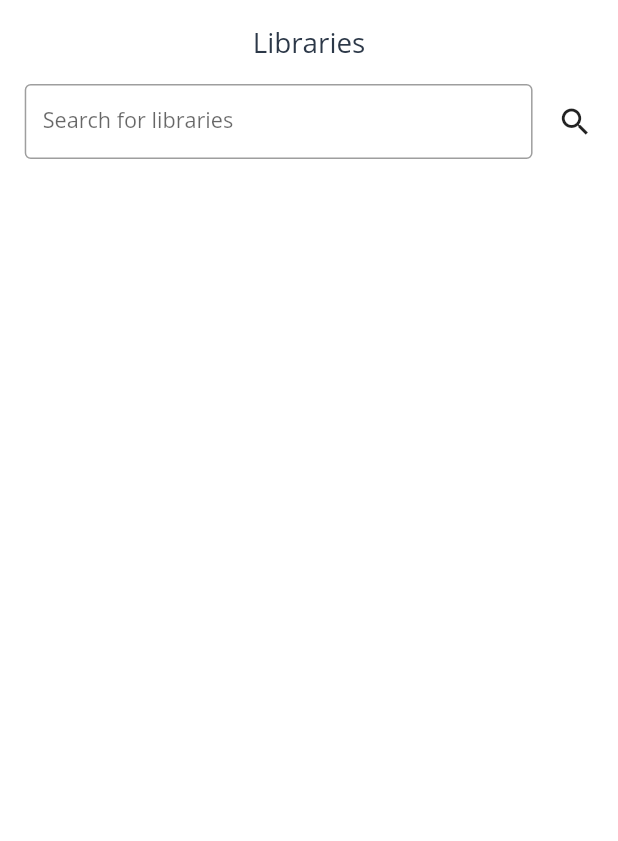
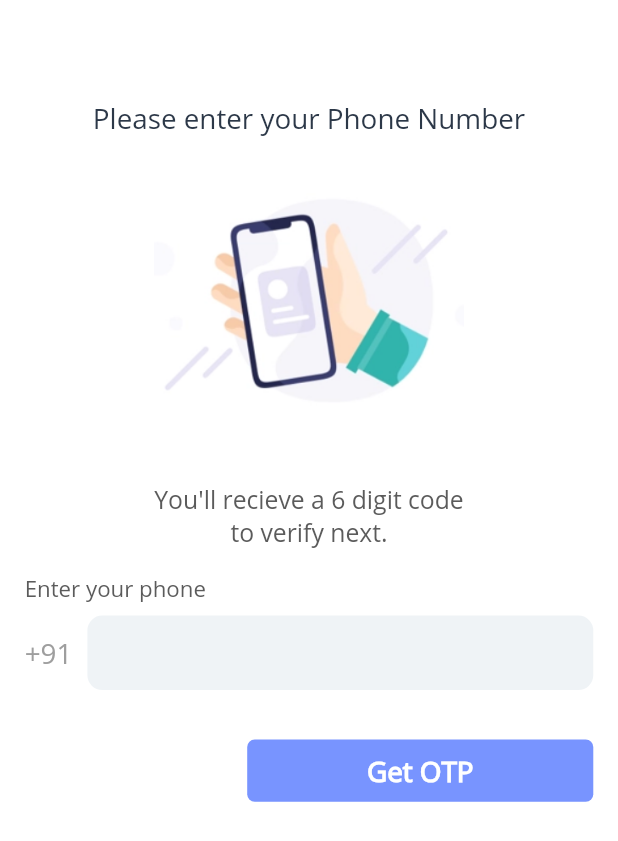
Before and after one commit to harshtaliwal30/e-lib, a Flutter app: the screen it shows after launch, on a phone screen of 412 x 824 dp. Shown: the top 841 px of the screen. Run offline on Flutter 3.47's test engine with Material 2 defaults, Android fonts, the phone set to English and light mode, and no system bars; our stand-ins replace cached_network_image, cloud_firestore, firebase_core, get; accounts and stored records are empty.

Commit message:
Add login UI

```diff
--- a/lib/Utils/app_routes.dart
+++ b/lib/Utils/app_routes.dart
@@ -1,10 +1,12 @@
 import 'package:e_lib/screens/home_screen.dart';
+import 'package:e_lib/screens/login_screen.dart';
 import 'package:flutter/material.dart';
 import 'package:get/get.dart';
 
 class AppRoutes {
   static const String splashScreenRoute = "/splashScreen";
   static const String homeScreenRoute = "/homeScreen";
+  static const String loginScreenRoute = "/loginScreen";
 
   static routes() {
     GetPage<dynamic> _page(String route, var page) {
@@ -13,6 +15,7 @@ class AppRoutes {
 
     return [
       _page(homeScreenRoute, () => HomeScreen()),
+      _page(loginScreenRoute, () => LoginScreen()),
       // GetPage(name: loginRoute, page: () => LoginScreen()),
       // GetPage(
       //     name: homeitemviewRoute,
@@ -24,8 +27,7 @@ class AppRoutes {
     Get.toNamed(routeName);
   }
 
-  static void moveToScreenWithArguments(String routeName,
-      {@required var arguments}) {
+  static void moveToScreenWithArguments(String routeName, {@required var arguments}) {
     Get.toNamed(routeName, arguments: arguments);
   }
 
@@ -37,8 +39,7 @@ class AppRoutes {
     Get.offAllNamed(routeName);
   }
 
-  static void moveOffAllScreenWithArguments(String routeName,
-      {@required var arguments}) {
+  static void moveOffAllScreenWithArguments(String routeName, {@required var arguments}) {
     Get.offAll(routeName, arguments: arguments);
   }
 }
--- a/lib/main.dart
+++ b/lib/main.dart
@@ -31,7 +31,7 @@ class MyApp extends StatelessWidget {
         fontFamily: "OpenSans",
       ),
       getPages: AppRoutes.routes(),
-      initialRoute: AppRoutes.homeScreenRoute,
+      initialRoute: AppRoutes.loginScreenRoute,
     );
   }
 }
--- a/lib/screens/home_screen.dart
+++ b/lib/screens/home_screen.dart
@@ -18,7 +18,6 @@ class _HomeScreenState extends State<HomeScreen> {
 
   @override
   Widget build(BuildContext context) {
-    AppUIConst.initOnStartUp(context);
     return Scaffold(
       backgroundColor: Utils.white,
       appBar: AppBar(
@@ -103,7 +102,7 @@ class _HomeScreenState extends State<HomeScreen> {
         Navigator.push(
           context,
           MaterialPageRoute(
-            builder: (context) => LibraryPageScreen(
+            builder: (context) => LibraryScreen(
               libraryModel: _homePageController.librariesDataList[index],
             ),
           ),
--- a/lib/screens/library_screen.dart
+++ b/lib/screens/library_screen.dart
@@ -4,8 +4,8 @@ import 'package:e_lib/Utils/app_ui_constants.dart';
 import 'package:e_lib/models/library_model.dart';
 import 'package:flutter/material.dart';
 
-class LibraryPageScreen extends StatefulWidget {
-  const LibraryPageScreen({
+class LibraryScreen extends StatefulWidget {
+  const LibraryScreen({
     Key? key,
     required this.libraryModel,
   }) : super(key: key);
@@ -13,10 +13,10 @@ class LibraryPageScreen extends StatefulWidget {
   final LibraryModel libraryModel;
 
   @override
-  _LibraryPageScreenState createState() => _LibraryPageScreenState();
+  _LibraryScreenState createState() => _LibraryScreenState();
 }
 
-class _LibraryPageScreenState extends State<LibraryPageScreen> {
+class _LibraryScreenState extends State<LibraryScreen> {
   @override
   Widget build(BuildContext context) {
     return Scaffold(
@@ -62,8 +62,7 @@ class _LibraryPageScreenState extends State<LibraryPageScreen> {
                         child: CachedNetworkImage(
                           fit: BoxFit.fill,
                           imageUrl: widget.libraryModel.libraryImage!,
-                          errorWidget: (context, url, error) =>
-                              Icon(Icons.error),
+                          errorWidget: (context, url, error) => Icon(Icons.error),
                         ),
                       ),
                     ),
--- /dev/null
+++ b/lib/screens/login_screen.dart
@@ -0,0 +1,157 @@
+import 'package:e_lib/Utils/app_ui_constants.dart';
+import 'package:e_lib/Utils/utils.dart';
+import 'package:flutter/material.dart';
+import 'package:get/get.dart';
+
+class LoginScreen extends StatelessWidget {
+  // final LoginController _loginController = Get.put(LoginController());
+  @override
+  Widget build(BuildContext context) {
+    AppUIConst.initOnStartUp(context);
+    return SafeArea(
+      child: Scaffold(
+        backgroundColor: Utils.white,
+        body: GestureDetector(
+          onTap: () {
+            FocusScope.of(context).unfocus();
+            new TextEditingController().clear();
+          },
+          child: SingleChildScrollView(
+            physics: ClampingScrollPhysics(),
+            child: Column(
+              // crossAxisAlignment: CrossAxisAlignment.start,
+              children: [
+                Utils().getWithPadding(
+                  Utils().getText(
+                    "Please enter your Phone Number",
+                    fontSize: AppUIConst.baseFontSize * 4.5,
+                  ),
+                  left: AppUIConst.safeBlockHorizontal * 4,
+                  right: AppUIConst.safeBlockHorizontal * 4,
+                  top: AppUIConst.safeBlockVertical * 8,
+                ),
+                Container(
+                  margin: EdgeInsets.symmetric(
+                    vertical: AppUIConst.safeBlockVertical * 4,
+                  ),
+                  child: Image.asset(
+                    "assets/images/phoneNumber.png",
+                    fit: BoxFit.fill,
+                    height: AppUIConst.screenHeight / 5,
+                  ),
+                ),
+                Utils().getWithPadding(
+                  Utils().getText(
+                    "You'll recieve a 6 digit code\nto verify next.",
+                    color: Utils.darkGrey,
+                    textAlign: TextAlign.center,
+                    fontSize: AppUIConst.baseFontSize * 4,
+                  ),
+                  left: AppUIConst.safeBlockHorizontal * 4,
+                  right: AppUIConst.safeBlockHorizontal * 4,
+                ),
+                Row(
+                  children: [
+                    Utils().getWithPadding(
+                      Utils().getText(
+                        "Enter your phone",
+                        color: Utils.darkGrey,
+                        fontSize: AppUIConst.baseFontSize * 3.6,
+                      ),
+                      left: AppUIConst.safeBlockHorizontal * 4,
+                      right: AppUIConst.safeBlockHorizontal * 4,
+                      top: AppUIConst.safeBlockVertical * 2,
+                      bottom: AppUIConst.safeBlockVertical * 1,
+                    ),
+                  ],
+                ),
+                Utils().getWithPadding(
+                  phoneField(),
+                  left: AppUIConst.safeBlockHorizontal * 4,
+                  right: AppUIConst.safeBlockHorizontal * 4,
+                ),
+                Utils().getWithPadding(
+                  getButton(),
+                  top: AppUIConst.safeBlockVertical * 4,
+                  left: AppUIConst.screenWidth / 2.5,
+                  right: AppUIConst.safeBlockHorizontal * 4,
+                ),
+              ],
+            ),
+          ),
+        ),
+      ),
+    );
+  }
+
+  Widget phoneField() {
+    return Row(
+      crossAxisAlignment: CrossAxisAlignment.center,
+      children: [
+        Utils().getText(
+          "+91",
+          color: Utils.grey,
+          fontSize: AppUIConst.baseFontSize * 4.5,
+        ),
+        SizedBox(width: 10),
+        Expanded(
+          child: TextField(
+            // controller: _loginController.phoneController,
+            cursorColor: Utils.primaryColor,
+            keyboardType: TextInputType.phone,
+            maxLength: 10,
+            style: TextStyle(
+              color: Utils.primaryColor,
+              fontSize: AppUIConst.baseFontSize * 4.5,
+            ),
+            decoration: InputDecoration(
+              contentPadding: EdgeInsets.symmetric(
+                horizontal: AppUIConst.safeBlockHorizontal * 4,
+                vertical: AppUIConst.safeBlockVertical * 1.5,
+              ),
+              counterText: "",
+              border: OutlineInputBorder(
+                borderRadius: BorderRadius.circular(10),
+                borderSide: BorderSide.none,
+              ),
+              fillColor: Utils.lightBgColor,
+              filled: true,
+            ),
+          ),
+        ),
+      ],
+    );
+  }
+
+  Widget getButton() {
+    return InkWell(
+      onTap: () async {
+        // if (_loginController.phoneController.text.length == 10) {
+        //   AppRoutes.moveToScreen("/otpScreen");
+        //   _loginController.sendOTPMsg();
+        // } else {
+        //   Utils().showWarningSnackbar("Please enter valid phone number");
+        // }
+      },
+      child: Container(
+        alignment: Alignment.center,
+        decoration: BoxDecoration(
+          borderRadius: BorderRadius.all(
+            Radius.circular(5.0),
+          ),
+          color: Utils.blue,
+        ),
+        padding: EdgeInsets.symmetric(
+          horizontal: AppUIConst.safeBlockHorizontal * 3,
+          vertical: AppUIConst.safeBlockVertical * 1,
+        ),
+        child: Utils().getText(
+          "Get OTP",
+          color: Utils.white,
+          fontWeight: FontWeight.bold,
+          fontSize: AppUIConst.baseFontSize * 4.5,
+        ),
+      ),
+    );
+  }
+}
```
Also changed, not shown: assets/images/phoneNumber.png (added).
